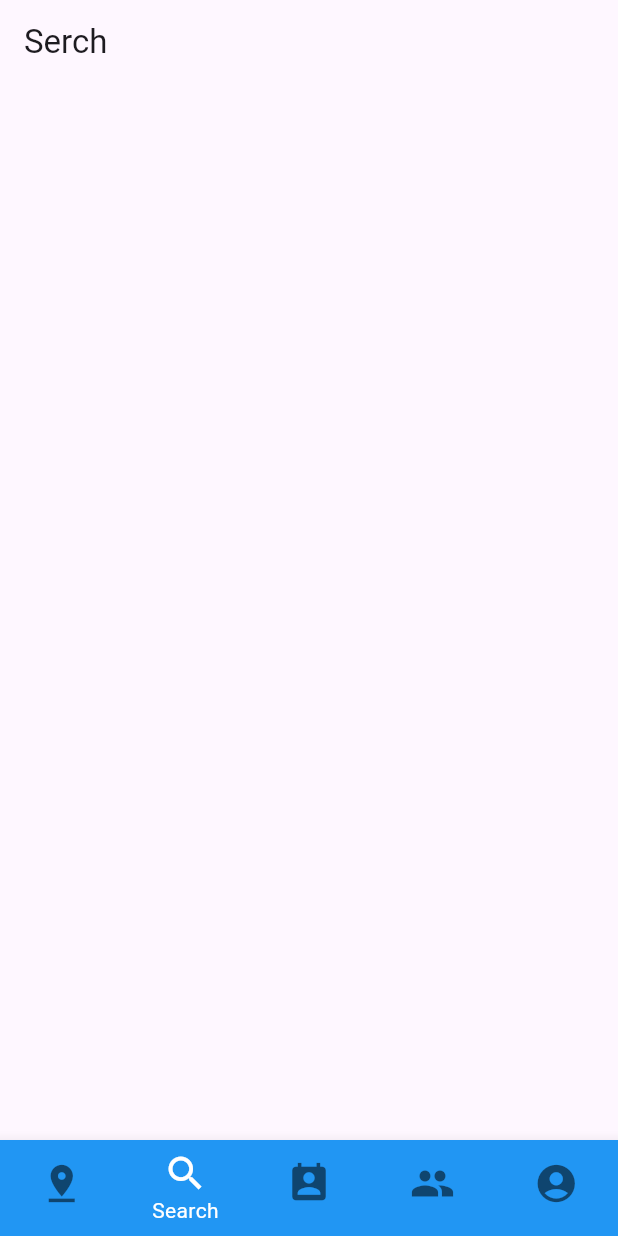
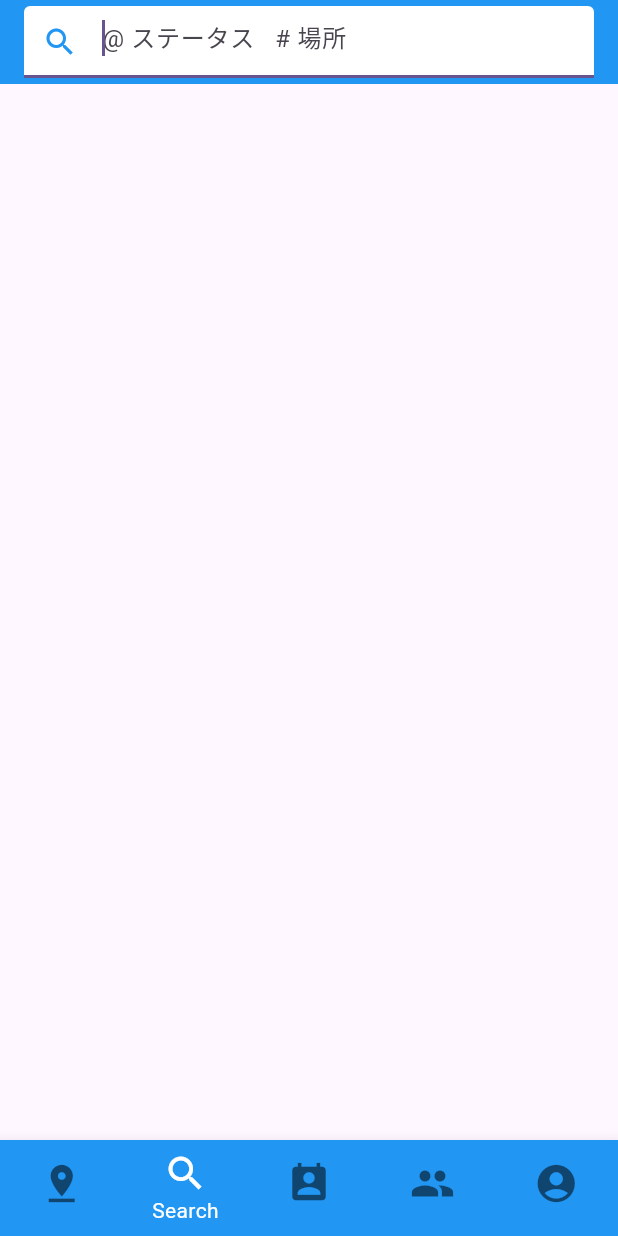
Before and after one commit to yambaru-hackathon/Group-8, a Flutter app: the screen it shows after launch, item 2 of the bottom bar chosen, on a phone screen of 412 x 824 dp. Run offline on Flutter 3.47's test engine with Material 3 defaults, Android fonts, the phone set to English and light mode, and no system bars.

Commit message:
検索画面appbar完成

```diff
--- a/lib/Pages/search_page.dart
+++ b/lib/Pages/search_page.dart
@@ -5,8 +5,34 @@ class SearchPage extends StatelessWidget {
 
   @override
   Widget build(BuildContext context) {
-    return Scaffold(
-      appBar: AppBar(title: const Text('Serch')),
-    );
+    final focusNode = FocusNode();
+    return Focus(
+        focusNode: focusNode,
+        child: GestureDetector(
+          onTap: focusNode.requestFocus,
+          child: Scaffold(
+            resizeToAvoidBottomInset: false,
+            appBar: AppBar(
+              backgroundColor: Colors.blue,
+              title: SizedBox(
+                child: TextField(
+                  autofocus: true,
+                  decoration: const InputDecoration(
+                    fillColor: Colors.white,
+                    filled: true,
+                    hintText: '@ ステータス   # 場所',
+                    prefixIcon: Icon(
+                      Icons.search,
+                      color: Colors.blue,
+                    ),
+                  ),
+                  // 入力された値を保存
+                  // onSubmitted: (text) => _submission(text),
+                  onSubmitted: (value) => (),
+                ),
+              ),
+            ),
+          ),
+        ));
   }
 }
```
